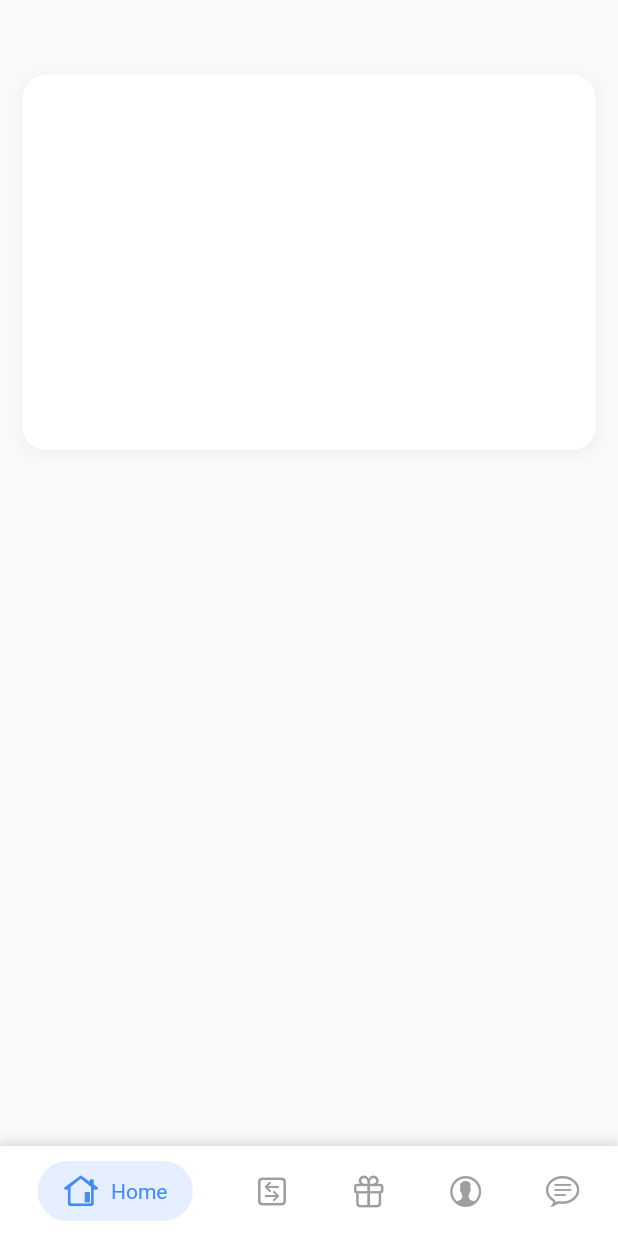
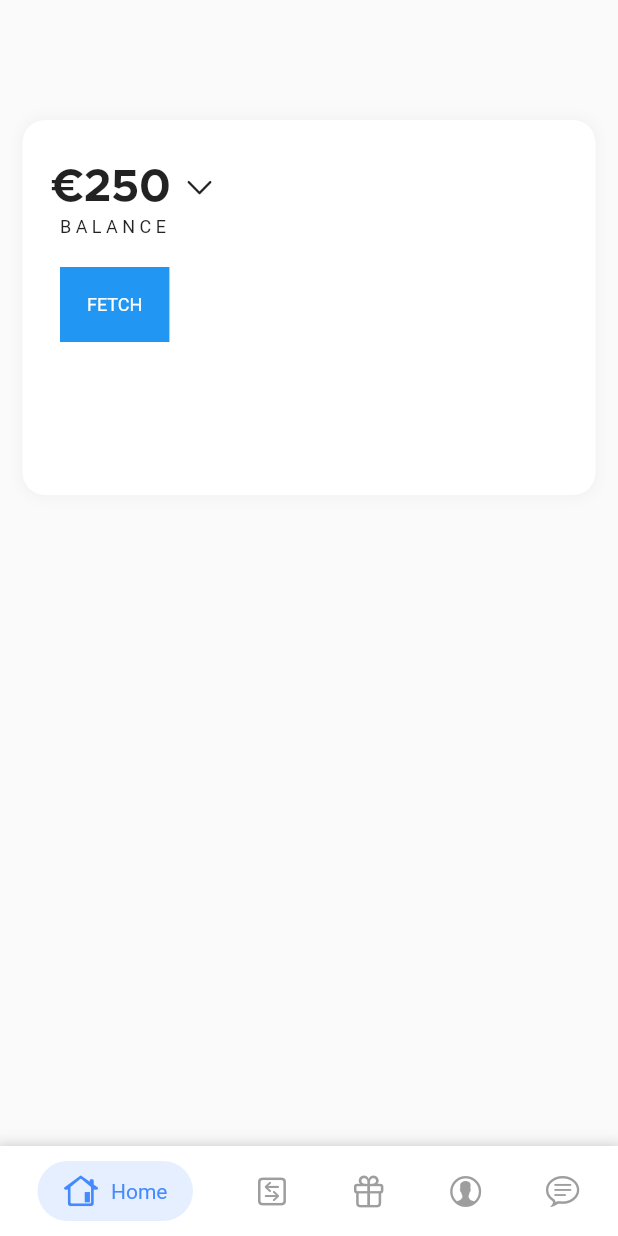
Before and after one commit to shanematthewkelly/Bankify, a Flutter app: the HomeScreen screen opened directly, on a phone screen of 412 x 824 dp. Run offline on Flutter 3.47's test engine with Material 2 defaults, Android fonts, the phone set to English and light mode, and no system bars; our stand-ins replace flutter_swiper, lottie, shared_preferences; missing offline and left inert: plaid_flutter; accounts and stored records are empty; network calls fail.

Commit message:
Fetching Account Balances From User Accounts & Print To Console

```diff
--- a/lib/main.dart
+++ b/lib/main.dart
@@ -1,5 +1,6 @@
 import 'package:Bankify/screens/auth/loginScreen.dart';
 import 'package:Bankify/screens/core/bankConnectScreen.dart';
+import 'package:Bankify/screens/core/homeScreen.dart';
 import 'package:Bankify/screens/intro/loaderScreen.dart';
 import 'package:Bankify/screens/utils/bankSuccessful.dart';
 import 'package:flutter/material.dart';
@@ -13,6 +14,9 @@ class MyApp extends StatelessWidget {
   // This widget is the root of your application.
   @override
   Widget build(BuildContext context) {
+    SystemChrome.setPreferredOrientations([
+      DeviceOrientation.portraitUp,
+    ]);
     SystemChrome.setSystemUIOverlayStyle(SystemUiOverlayStyle(
       statusBarColor: Colors.transparent,
       systemNavigationBarColor: Colors.white, // navigation bar color
@@ -25,7 +29,7 @@ class MyApp extends StatelessWidget {
         //Application Global Theme
         primarySwatch: Colors.red,
       ),
-      home: LoginScreen(),
+      home: ConnectBank(),
       debugShowCheckedModeBanner: false,
     );
   }
--- a/lib/screens/core/homeScreen.dart
+++ b/lib/screens/core/homeScreen.dart
@@ -1,8 +1,11 @@
+import 'dart:convert';
+
 import 'package:Bankify/components/navbar.dart';
 import 'package:Bankify/screens/auth/loginScreen.dart';
 import 'package:flutter/cupertino.dart';
 import 'package:flutter/material.dart';
 import 'package:shared_preferences/shared_preferences.dart';
+import 'package:http/http.dart' as http;
 
 class HomeScreen extends StatefulWidget {
   @override
@@ -19,7 +22,7 @@ class _HomeScreenState extends State<HomeScreen> {
   @override
   void initState() {
     super.initState();
-    //Here we make a call to this anonymous function
+    // Here we make a call to this anonymous function
     isUserLoggedIn();
   }
 
@@ -31,24 +34,71 @@ class _HomeScreenState extends State<HomeScreen> {
           //If statement that checks which screen is loaded and reacts to change
           //Home Screen Content
           navigationIcons == NavigationIcons.Home
-              ? Container(
-                  margin: const EdgeInsets.only(top: 50),
-
-                  //Content in here will later be changed to a component
-                  child: Container(
+              ? SingleChildScrollView(
+                  child: Column(
+                    children: [
+                      Container(
+                        width: MediaQuery.of(context).size.height / 1,
                         height: 250,
-                    margin: EdgeInsets.only(left: 15, right: 15),
+                        margin: EdgeInsets.only(left: 15, right: 15, top: 80),
+                        padding: EdgeInsets.only(top: 30, left: 20),
                         decoration: BoxDecoration(
                           borderRadius: BorderRadius.circular(15),
                           color: Colors.white,
                           boxShadow: [
                             BoxShadow(
                                 color: Colors.grey.withOpacity(0.1),
-                            spreadRadius: 2,
+                                spreadRadius: 1,
                                 blurRadius: 7,
-                            offset: Offset(0, 1.8)),
+                                offset: Offset(0, 0.2)),
                           ],
                         ),
+                        child: Column(
+                          crossAxisAlignment: CrossAxisAlignment.start,
+                          children: [
+                            Row(
+                              children: [
+                                Container(
+                                  child: Text(
+                                    "€250",
+                                    style: TextStyle(
+                                        fontSize: 30, fontFamily: 'MetroBold'),
+                                  ),
+                                ),
+                                Container(
+                                    margin: EdgeInsets.only(left: 8),
+                                    child: Icon(
+                                      CupertinoIcons.chevron_down,
+                                      size: 22,
+                                    )),
+                              ],
+                            ),
+                            Container(
+                              margin: EdgeInsets.only(left: 5, top: 4),
+                              child: Text(
+                                "B A L A N C E",
+                                style: TextStyle(fontSize: 12),
+                              ),
+                            ),
+                            GestureDetector(
+                              onTap: () async {
+                                await getAccountBalance();
+                              },
+                              child: Container(
+                                color: Colors.blue,
+                                margin: EdgeInsets.only(left: 5, top: 20),
+                                padding: EdgeInsets.all(18),
+                                child: Text(
+                                  "FETCH",
+                                  style: TextStyle(
+                                      fontSize: 12, color: Colors.white),
+                                ),
+                              ),
+                            ),
+                          ],
+                        ),
+                      ),
+                    ],
                   ),
                 )
               : Container(),
@@ -191,11 +241,31 @@ class _HomeScreenState extends State<HomeScreen> {
     );
   }
 
-  //Here we are simply checking whether the user has a token assigned to them or not
+  Future getAccountBalance() async {
+    final String url =
+        "https://q80qzg1rgh.execute-api.us-east-1.amazonaws.com/dev/api/balance";
+
+    final response =
+        await http.get(url, headers: {"Accept": "Application/json"});
+
+    var responseData = jsonDecode(response.body)['accounts'] as List;
+
+    List<Accounts> accountObjects =
+        responseData.map((result) => Accounts.fromJson(result)).toList();
+
+    if (response.statusCode == 200) {
+      // TODO: Change from printing the values, to adding them together instead, as a 'total' balance.
+      print(accountObjects);
+    } else {
+      print("There was an issue getting the correct response code");
+    }
+  }
+
+  // Here we are simply checking whether the user has a token assigned to them or not
   void isUserLoggedIn() async {
     sharedPreferences = await SharedPreferences.getInstance();
     if (sharedPreferences.getString("token") == null) {
-      //Redirect to login screen, user has no token
+      // Redirect to login screen, user has no token
       Navigator.push(
         context,
         MaterialPageRoute(builder: (context) => LoginScreen()),
@@ -203,3 +273,21 @@ class _HomeScreenState extends State<HomeScreen> {
     }
   }
 }
+
+class Accounts {
+  int currentBalance, availableBalance;
+
+  Accounts(this.currentBalance, this.availableBalance);
+
+  factory Accounts.fromJson(dynamic json) {
+    return Accounts(
+        // Parsing JSON
+        json["balances"]["current"].truncate(),
+        json["balances"]["available"] as int);
+  }
+
+  @override
+  String toString() {
+    return '{ ${this.currentBalance}, ${this.availableBalance} }';
+  }
+}
```
Also changed, not shown: lib/screens/core/bankConnectScreen.dart (+30 -3 lines), 1 other file. Lines whose indentation alone changed are shown as unchanged.
